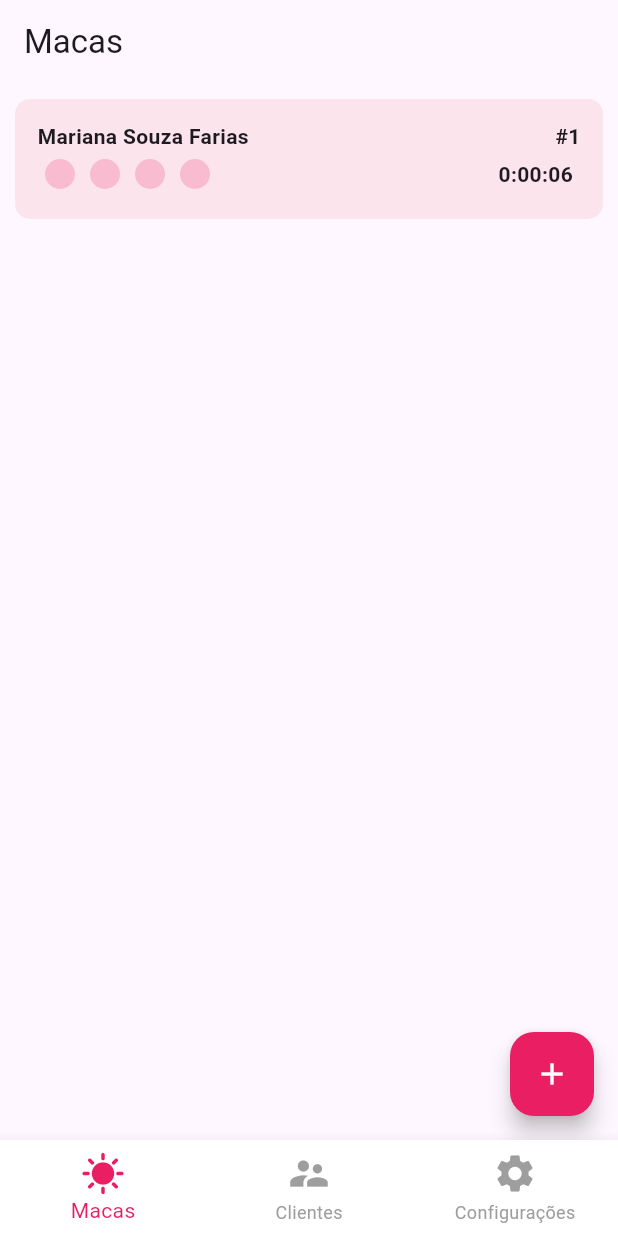
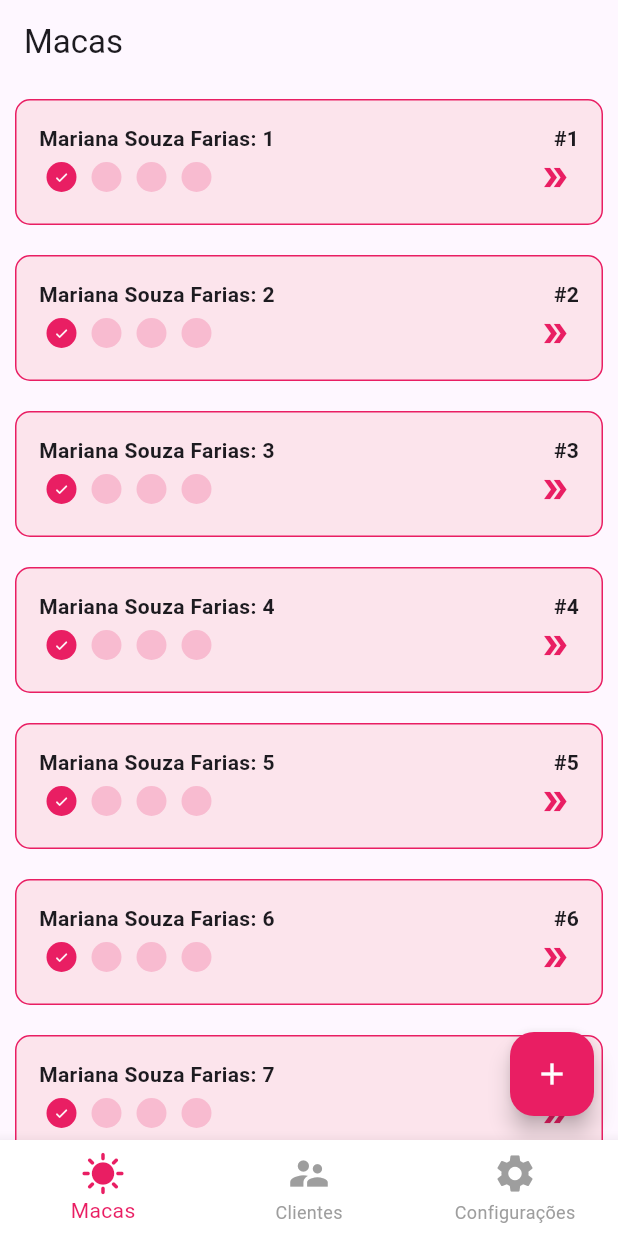
Before and after one commit to Fael123Programming/agendador-bronzeamento-flutter, a Flutter app: the screen it shows after launch, on a phone screen of 412 x 824 dp. Run offline on Flutter 3.47's test engine with Material 3 defaults, Android fonts, the light colour scheme and no system bars; our stand-ins replace grouped_list, image_picker, nice_buttons.

Commit message:
Fix: beds view

```diff
--- a/lib/views/beds/beds.dart
+++ b/lib/views/beds/beds.dart
@@ -1,4 +1,5 @@
 import 'package:agendador_bronzeamento/config/route_paths.dart';
+import 'package:agendador_bronzeamento/views/beds/service/bed_card_service.dart';
 import 'package:flutter/material.dart';
 import 'package:agendador_bronzeamento/views/beds/widgets/bed_card.dart';
 
@@ -10,30 +11,31 @@ class Beds extends StatefulWidget {
 }
 
 class _BedsState extends State<Beds> {
-  final List<BedCard> _bedCards = [];
+  List<BedCard>? bedCards;
 
   @override
   void initState() {
     super.initState();
-    _bedCards.add(
-      BedCard(
-        clientName: 'Mariana Souza Farias',
-        bedNumber: 1,
-        onFinished: () => setState(() => _bedCards.removeAt(0)),
-      ),
-    );
+    getBedCardList();
+  }
+
+  getBedCardList() {
+    bedCards = BedCardService.fetchBedCards();
+    setState(() {});
   }
 
   @override
   Widget build(BuildContext context) {
     return Scaffold(
       appBar: AppBar(
-        title: _bedCards.isEmpty ? Container() : const Text('Macas'),
+        title: bedCards == null || bedCards!.isEmpty
+            ? Container()
+            : const Text('Macas'),
       ),
       body: Center(
-        child: _bedCards.isEmpty
+        child: bedCards == null || bedCards!.isEmpty
             ? const Text(
-                'Sem clientes \nem macas',
+                'Sem clientes\nem macas',
                 textAlign: TextAlign.center,
                 style: TextStyle(
                   fontWeight: FontWeight.bold,
@@ -51,7 +53,7 @@ class _BedsState extends State<Beds> {
                         child: Column(
                           mainAxisAlignment: MainAxisAlignment.start,
                           crossAxisAlignment: CrossAxisAlignment.center,
-                          children: List.from(_bedCards),
+                          children: List.from(bedCards!),
                         ),
                       ),
                     ),
--- /dev/null
+++ b/lib/views/beds/service/bed_card_service.dart
@@ -0,0 +1,20 @@
+import 'package:agendador_bronzeamento/views/beds/widgets/bed_card.dart';
+
+class BedCardService {
+  static List<BedCard> fetchBedCards() {
+    List<BedCard> bedCards = List.empty(growable: true);
+    for (int i = 0; i < 10; i++) {
+      final bedCard = BedCard(
+        clientName: 'Mariana Souza Farias: ${i + 1}',
+        bedNumber: i + 1,
+        onAllBlocksFinished: () {
+          final card =
+              bedCards.where((element) => element.bedNumber == i + 1).first;
+          bedCards.remove(card);
+        },
+      );
+      bedCards.add(bedCard);
+    }
+    return bedCards;
+  }
+}
--- a/lib/views/beds/widgets/bed_card.dart
+++ b/lib/views/beds/widgets/bed_card.dart
@@ -4,13 +4,13 @@ import 'package:flutter/material.dart';
 class BedCard extends StatefulWidget {
   final String clientName;
   final int bedNumber;
-  final void Function() onFinished;
+  final void Function() onAllBlocksFinished;
 
   const BedCard({
     super.key,
     required this.clientName,
     required this.bedNumber,
-    required this.onFinished,
+    required this.onAllBlocksFinished,
   });
 
   @override
@@ -18,11 +18,46 @@ class BedCard extends StatefulWidget {
 }
 
 class _BedCardState extends State<BedCard> {
+  Color borderColor = Colors.white;
+  TurnAroundBlocksController turnController = TurnAroundBlocksController();
+
+  @override
+  void initState() {
+    super.initState();
+  }
+
+  @override
+  void dispose() {
+    super.dispose();
+  }
+
   @override
   Widget build(BuildContext context) {
-    return Container(
+    return Dismissible(
+      background: Container(
+        decoration: const BoxDecoration(
+          borderRadius: BorderRadius.all(
+            Radius.circular(30),
+          ),
+          color: Colors.red,
+        ),
+        alignment: AlignmentDirectional.center,
+        child: const Icon(
+          Icons.delete,
+          color: Colors.white,
+        ),
+      ),
+      onDismissed: (direction) {
+        widget.onAllBlocksFinished();
+        dispose();
+      },
+      key: ValueKey<String>(widget.clientName),
+      child: GestureDetector(
+        onTap: turnController.verify,
+        child: Container(
           decoration: BoxDecoration(
             color: Colors.pink[50],
+            border: Border.all(color: borderColor),
             borderRadius: const BorderRadius.all(
               Radius.circular(10),
             ),
@@ -42,7 +77,7 @@ class _BedCardState extends State<BedCard> {
                     ),
                   ),
                   Text(
-                "#${widget.bedNumber}",
+                    '#${widget.bedNumber}',
                     style: const TextStyle(
                       fontWeight: FontWeight.bold,
                     ),
@@ -51,11 +86,20 @@ class _BedCardState extends State<BedCard> {
               ),
               TurnAroundBlocks(
                 blocks: 4,
-            durationPerBlock: Duration(seconds: 10),
-            onFinished: widget.onFinished,
+                durationPerBlock: Duration(seconds: 1),
+                onAllBlocksFinished: widget.onAllBlocksFinished,
+                onBlockFinished: switchBorderColor,
+                controller: turnController,
               )
             ],
           ),
+        ),
+      ),
     );
   }
+
+  void switchBorderColor() {
+    setState(() =>
+        borderColor = borderColor == Colors.white ? Colors.pink : Colors.white);
   }
+}
--- a/lib/views/beds/widgets/turn_around_blocks/turn_around_blocks.dart
+++ b/lib/views/beds/widgets/turn_around_blocks/turn_around_blocks.dart
@@ -3,23 +3,61 @@ import 'dart:async';
 import 'package:agendador_bronzeamento/views/beds/widgets/turn_around_blocks/block.dart';
 import 'package:flutter/material.dart';
 
+enum TurnState {
+  ready,
+  ongoing,
+  end;
+}
+
+class TurnAroundBlocksController {
+  late void Function() onTapEventReady;
+  late void Function() onTapEventEnd;
+  late TurnState state;
+
+  void verify() {
+    switch (state) {
+      case TurnState.ready:
+        onTapEventReady();
+        break;
+      case TurnState.end:
+        onTapEventEnd();
+      default:
+        break;
+    }
+  }
+}
+
 class TurnAroundBlocks extends StatefulWidget {
   final int blocks;
   final Duration durationPerBlock;
-  final void Function() onFinished;
+  final void Function() onAllBlocksFinished;
+  final void Function() onBlockFinished;
+  final TurnAroundBlocksController controller;
 
   const TurnAroundBlocks({
     super.key,
     required this.blocks,
     required this.durationPerBlock,
-    required this.onFinished,
+    required this.onAllBlocksFinished,
+    required this.onBlockFinished,
+    required this.controller,
   });
 
   @override
-  State<TurnAroundBlocks> createState() => _TurnAroundBlocksState();
+  // ignore: no_logic_in_create_state
+  State<TurnAroundBlocks> createState() => _TurnAroundBlocksState(controller);
 }
 
 class _TurnAroundBlocksState extends State<TurnAroundBlocks> {
+  late TurnAroundBlocksController stateController;
+
+  _TurnAroundBlocksState(TurnAroundBlocksController controller) {
+    controller.onTapEventReady = onTapEventReady;
+    controller.onTapEventEnd = onTapEventEnd;
+    controller.state = TurnState.ongoing;
+    stateController = controller;
+  }
+
   final _second = const Duration(seconds: 1);
   final List<Map> _blocks = [];
   int _finishedBlocks = 0;
@@ -59,9 +97,9 @@ class _TurnAroundBlocksState extends State<TurnAroundBlocks> {
     Widget toReturn;
     if (_currentFinished) {
       if (_finishedBlocks == widget.blocks) {
-        toReturn = GestureDetector(
-          onTap: widget.onFinished,
-          child: Container(
+        stateController.state = TurnState.end;
+        // setState(() => stateController.state = TurnState.end);
+        toReturn = Container(
           decoration: const BoxDecoration(
             borderRadius: BorderRadius.all(
               Radius.circular(10),
@@ -73,18 +111,11 @@ class _TurnAroundBlocksState extends State<TurnAroundBlocks> {
             size: 22,
             color: Colors.green,
           ),
-          ),
         );
       } else {
-        toReturn = GestureDetector(
-          onTap: () {
-            setState(() {
-              _currentFinished = false;
-              _tempDuration = widget.durationPerBlock;
-              _startCountdown();
-            });
-          },
-          child: Container(
+        stateController.state = TurnState.ready;
+        // setState(() => stateController.state = TurnState.ready);
+        toReturn = Container(
           decoration: const BoxDecoration(
             borderRadius: BorderRadius.all(
               Radius.circular(10),
@@ -96,10 +127,11 @@ class _TurnAroundBlocksState extends State<TurnAroundBlocks> {
             size: 22,
             color: Colors.pink,
           ),
-          ),
         );
       }
     } else {
+      stateController.state = TurnState.ongoing;
+      // setState(() => stateController.state = TurnState.ongoing);
       toReturn = Container(
         padding: const EdgeInsets.all(5),
         child: Text(
@@ -121,6 +153,7 @@ class _TurnAroundBlocksState extends State<TurnAroundBlocks> {
         timer.cancel();
         (_blocks[_finishedBlocks++]['controller'] as BlockController)
             .switchColor();
+        widget.onBlockFinished();
         setState(() => _currentFinished = true);
       }
     });
@@ -133,4 +166,17 @@ class _TurnAroundBlocksState extends State<TurnAroundBlocks> {
     }
     return toReturn;
   }
+
+  void onTapEventReady() {
+    widget.onBlockFinished();
+    setState(() {
+      _currentFinished = false;
+      _tempDuration = widget.durationPerBlock;
+      _startCountdown();
+    });
   }
+
+  void onTapEventEnd() {
+    widget.onAllBlocksFinished();
+  }
+}
```
Lines whose indentation alone changed are shown as unchanged.
